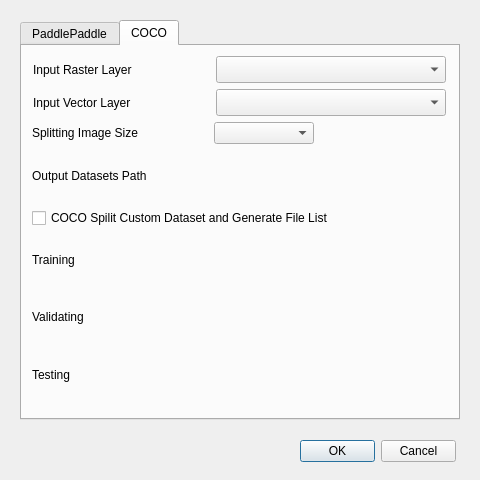
This is deep-learning-datasets-maker/split_rs_data_dialog_base.ui in deepbands/deep-learning-datasets-maker as Qt 5 draws it before an edit. The edited form follows.
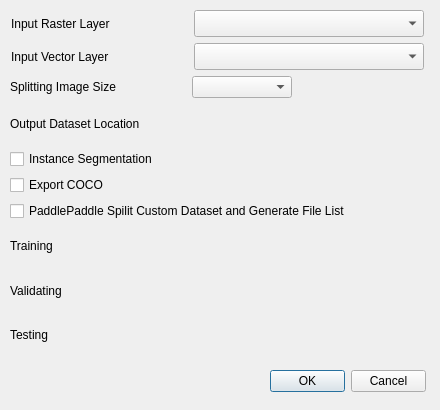
This is the edited form. The open tabs and pages were chosen to show the change. Custom widgets are drawn as their Qt base class.

The edit to the form file:
```diff
--- a/deep-learning-datasets-maker/split_rs_data_dialog_base.ui
+++ b/deep-learning-datasets-maker/split_rs_data_dialog_base.ui
@@ -6,8 +6,8 @@
    <rect>
     <x>0</x>
     <y>0</y>
-    <width>480</width>
-    <height>480</height>
+    <width>440</width>
+    <height>410</height>
    </rect>
   </property>
   <property name="sizePolicy">
@@ -18,35 +18,35 @@
   </property>
   <property name="minimumSize">
    <size>
-    <width>480</width>
-    <height>480</height>
+    <width>440</width>
+    <height>410</height>
    </size>
   </property>
   <property name="maximumSize">
    <size>
-    <width>480</width>
-    <height>480</height>
+    <width>440</width>
+    <height>410</height>
    </size>
   </property>
   <property name="windowTitle">
    <string>Deep Learning Datasets Maker</string>
   </property>
-  <widget class="QTabWidget" name="tabWidget">
+  <widget class="QDialogButtonBox" name="button_box">
    <property name="geometry">
     <rect>
-     <x>20</x>
-     <y>20</y>
-     <width>440</width>
-     <height>400</height>
+     <x>270</x>
+     <y>370</y>
+     <width>156</width>
+     <height>23</height>
     </rect>
    </property>
-   <property name="currentIndex">
-    <number>0</number>
+   <property name="orientation">
+    <enum>Qt::Horizontal</enum>
    </property>
-   <widget class="QWidget" name="tabPaddle">
-    <attribute name="title">
-     <string>PaddlePaddle</string>
-    </attribute>
+   <property name="standardButtons">
+    <set>QDialogButtonBox::Cancel|QDialogButtonBox::Ok</set>
+   </property>
+  </widget>
     <widget class="QWidget" name="layoutWidget">
      <property name="geometry">
       <rect>
@@ -208,36 +208,6 @@
         </item>
        </layout>
       </item>
-      <item>
-       <layout class="QHBoxLayout" name="horizontalLayout_4">
-        <item>
-         <widget class="QLabel" name="label_6">
-          <property name="minimumSize">
-           <size>
-            <width>176</width>
-            <height>0</height>
-           </size>
-          </property>
-          <property name="maximumSize">
-           <size>
-            <width>176</width>
-            <height>16777215</height>
-           </size>
-          </property>
-          <property name="text">
-           <string>Output Rasterized</string>
-          </property>
-         </widget>
-        </item>
-        <item>
-         <widget class="QgsFileWidget" name="mQfwRasterized">
-          <property name="storageMode">
-           <enum>QgsFileWidget::SaveFile</enum>
-          </property>
-         </widget>
-        </item>
-       </layout>
-      </item>
       <item>
        <layout class="QHBoxLayout" name="horizontalLayout_5">
         <item>
@@ -255,42 +225,12 @@
            </size>
           </property>
           <property name="text">
-           <string>Output Images Location</string>
+         <string>Output Dataset Location</string>
           </property>
          </widget>
         </item>
         <item>
-         <widget class="QgsFileWidget" name="mQfwImages">
-          <property name="storageMode">
-           <enum>QgsFileWidget::GetDirectory</enum>
-          </property>
-         </widget>
-        </item>
-       </layout>
-      </item>
-      <item>
-       <layout class="QHBoxLayout" name="horizontalLayout_6">
-        <item>
-         <widget class="QLabel" name="label_4">
-          <property name="minimumSize">
-           <size>
-            <width>176</width>
-            <height>0</height>
-           </size>
-          </property>
-          <property name="maximumSize">
-           <size>
-            <width>176</width>
-            <height>16777215</height>
-           </size>
-          </property>
-          <property name="text">
-           <string>Output Labels Location</string>
-          </property>
-         </widget>
-        </item>
-        <item>
-         <widget class="QgsFileWidget" name="mQfwLabels">
+       <widget class="QgsFileWidget" name="mQfwDataset">
           <property name="storageMode">
            <enum>QgsFileWidget::GetDirectory</enum>
           </property>
@@ -306,37 +246,14 @@
        </widget>
       </item>
       <item>
-       <layout class="QHBoxLayout" name="horizontalLayout_7">
-        <item>
-         <widget class="QLabel" name="label_7">
-          <property name="minimumSize">
-           <size>
-            <width>176</width>
-            <height>0</height>
-           </size>
-          </property>
-          <property name="maximumSize">
-           <size>
-            <width>176</width>
-            <height>16777215</height>
-           </size>
+     <widget class="QCheckBox" name="checkBoxCOCO">
+      <property name="enabled">
+       <bool>true</bool>
           </property>
           <property name="text">
-           <string>Output Instance Segmentation</string>
-          </property>
-         </widget>
-        </item>
-        <item>
-         <widget class="QgsFileWidget" name="mQfwLabels_InSeg">
-          <property name="acceptDrops">
-           <bool>false</bool>
-          </property>
-          <property name="storageMode">
-           <enum>QgsFileWidget::GetDirectory</enum>
-          </property>
-         </widget>
-        </item>
-       </layout>
+       <string>Export COCO</string>
+      </property>
+     </widget>
       </item>
       <item>
        <widget class="QCheckBox" name="checkBoxPaddle">
@@ -448,331 +365,6 @@
        </layout>
       </item>
      </layout>
-    </widget>
-   </widget>
-   <widget class="QWidget" name="tabCOCO">
-    <attribute name="title">
-     <string>COCO</string>
-    </attribute>
-    <widget class="QWidget" name="layoutWidget_2">
-     <property name="geometry">
-      <rect>
-       <x>10</x>
-       <y>10</y>
-       <width>416</width>
-       <height>344</height>
-      </rect>
-     </property>
-     <layout class="QVBoxLayout" name="verticalLayout_2">
-      <item>
-       <layout class="QHBoxLayout" name="horizontalLayout_19">
-        <item>
-         <widget class="QLabel" name="label_19">
-          <property name="minimumSize">
-           <size>
-            <width>176</width>
-            <height>0</height>
-           </size>
-          </property>
-          <property name="maximumSize">
-           <size>
-            <width>176</width>
-            <height>16777215</height>
-           </size>
-          </property>
-          <property name="text">
-           <string>Input Raster Layer</string>
-          </property>
-         </widget>
-        </item>
-        <item>
-         <widget class="QgsMapLayerComboBox" name="mMapLayerComboBoxR_2">
-          <property name="sizePolicy">
-           <sizepolicy hsizetype="Preferred" vsizetype="Fixed">
-            <horstretch>0</horstretch>
-            <verstretch>0</verstretch>
-           </sizepolicy>
-          </property>
-          <property name="minimumSize">
-           <size>
-            <width>230</width>
-            <height>27</height>
-           </size>
-          </property>
-          <property name="maximumSize">
-           <size>
-            <width>230</width>
-            <height>16777215</height>
-           </size>
-          </property>
-         </widget>
-        </item>
-       </layout>
-      </item>
-      <item>
-       <layout class="QHBoxLayout" name="horizontalLayout_20">
-        <item>
-         <widget class="QLabel" name="label_20">
-          <property name="minimumSize">
-           <size>
-            <width>176</width>
-            <height>0</height>
-           </size>
-          </property>
-          <property name="maximumSize">
-           <size>
-            <width>176</width>
-            <height>16777215</height>
-           </size>
-          </property>
-          <property name="text">
-           <string>Input Vector Layer</string>
-          </property>
-         </widget>
-        </item>
-        <item>
-         <widget class="QgsMapLayerComboBox" name="mMapLayerComboBoxV_2">
-          <property name="sizePolicy">
-           <sizepolicy hsizetype="Preferred" vsizetype="Fixed">
-            <horstretch>0</horstretch>
-            <verstretch>0</verstretch>
-           </sizepolicy>
-          </property>
-          <property name="minimumSize">
-           <size>
-            <width>230</width>
-            <height>27</height>
-           </size>
-          </property>
-          <property name="maximumSize">
-           <size>
-            <width>230</width>
-            <height>16777215</height>
-           </size>
-          </property>
-         </widget>
-        </item>
-       </layout>
-      </item>
-      <item>
-       <layout class="QHBoxLayout" name="horizontalLayout_21">
-        <item>
-         <widget class="QLabel" name="label_21">
-          <property name="minimumSize">
-           <size>
-            <width>176</width>
-            <height>16</height>
-           </size>
-          </property>
-          <property name="maximumSize">
-           <size>
-            <width>176</width>
-            <height>16</height>
-           </size>
-          </property>
-          <property name="text">
-           <string>Splitting Image Size</string>
-          </property>
-         </widget>
-        </item>
-        <item>
-         <widget class="QComboBox" name="comboBoxImgSize_3">
-          <property name="sizePolicy">
-           <sizepolicy hsizetype="Preferred" vsizetype="Fixed">
-            <horstretch>0</horstretch>
-            <verstretch>0</verstretch>
-           </sizepolicy>
-          </property>
-          <property name="minimumSize">
-           <size>
-            <width>100</width>
-            <height>22</height>
-           </size>
-          </property>
-          <property name="maximumSize">
-           <size>
-            <width>100</width>
-            <height>22</height>
-           </size>
-          </property>
-         </widget>
-        </item>
-        <item>
-         <spacer name="horizontalSpacer_3">
-          <property name="orientation">
-           <enum>Qt::Horizontal</enum>
-          </property>
-          <property name="sizeType">
-           <enum>QSizePolicy::Expanding</enum>
-          </property>
-          <property name="sizeHint" stdset="0">
-           <size>
-            <width>20</width>
-            <height>20</height>
-           </size>
-          </property>
-         </spacer>
-        </item>
-       </layout>
-      </item>
-      <item>
-       <layout class="QHBoxLayout" name="horizontalLayout_22">
-        <item>
-         <widget class="QLabel" name="label_22">
-          <property name="minimumSize">
-           <size>
-            <width>176</width>
-            <height>0</height>
-           </size>
-          </property>
-          <property name="maximumSize">
-           <size>
-            <width>176</width>
-            <height>16777215</height>
-           </size>
-          </property>
-          <property name="text">
-           <string>Output Datasets Path</string>
-          </property>
-         </widget>
-        </item>
-        <item>
-         <widget class="QgsFileWidget" name="mQfwCOCOout">
-          <property name="storageMode">
-           <enum>QgsFileWidget::SaveFile</enum>
-          </property>
-         </widget>
-        </item>
-       </layout>
-      </item>
-      <item>
-       <widget class="QCheckBox" name="checkBoxCOCO">
-        <property name="enabled">
-         <bool>true</bool>
-        </property>
-        <property name="text">
-         <string>COCO Spilit Custom Dataset and Generate File List</string>
-        </property>
-       </widget>
-      </item>
-      <item>
-       <layout class="QHBoxLayout" name="horizontalLayout_26">
-        <item>
-         <widget class="QLabel" name="label_26">
-          <property name="enabled">
-           <bool>true</bool>
-          </property>
-          <property name="minimumSize">
-           <size>
-            <width>176</width>
-            <height>0</height>
-           </size>
-          </property>
-          <property name="maximumSize">
-           <size>
-            <width>176</width>
-            <height>16777215</height>
-           </size>
-          </property>
-          <property name="text">
-           <string>Training</string>
-          </property>
-         </widget>
-        </item>
-        <item>
-         <widget class="QgsOpacityWidget" name="mOpacityWidget_Training_COCO">
-          <property name="enabled">
-           <bool>true</bool>
-          </property>
-          <property name="opacity">
-           <double>0.600000000000000</double>
-          </property>
-         </widget>
-        </item>
-       </layout>
-      </item>
-      <item>
-       <layout class="QHBoxLayout" name="horizontalLayout_27">
-        <item>
-         <widget class="QLabel" name="label_27">
-          <property name="minimumSize">
-           <size>
-            <width>176</width>
-            <height>0</height>
-           </size>
-          </property>
-          <property name="maximumSize">
-           <size>
-            <width>176</width>
-            <height>16777215</height>
-           </size>
-          </property>
-          <property name="text">
-           <string>Validating</string>
-          </property>
-         </widget>
-        </item>
-        <item>
-         <widget class="QgsOpacityWidget" name="mOpacityWidget_Validating_COCO">
-          <property name="opacity">
-           <double>0.200000000000000</double>
-          </property>
-         </widget>
-        </item>
-       </layout>
-      </item>
-      <item>
-       <layout class="QHBoxLayout" name="horizontalLayout_28">
-        <item>
-         <widget class="QLabel" name="label_28">
-          <property name="minimumSize">
-           <size>
-            <width>176</width>
-            <height>0</height>
-           </size>
-          </property>
-          <property name="maximumSize">
-           <size>
-            <width>176</width>
-            <height>16777215</height>
-           </size>
-          </property>
-          <property name="text">
-           <string>Testing</string>
-          </property>
-         </widget>
-        </item>
-        <item>
-         <widget class="QgsOpacityWidget" name="mOpacityWidget_Testing_COCO">
-          <property name="enabled">
-           <bool>false</bool>
-          </property>
-          <property name="opacity">
-           <double>0.200000000000000</double>
-          </property>
-         </widget>
-        </item>
-       </layout>
-      </item>
-     </layout>
-    </widget>
-   </widget>
-  </widget>
-  <widget class="QDialogButtonBox" name="button_box">
-   <property name="geometry">
-    <rect>
-     <x>300</x>
-     <y>440</y>
-     <width>156</width>
-     <height>23</height>
-    </rect>
-   </property>
-   <property name="orientation">
-    <enum>Qt::Horizontal</enum>
-   </property>
-   <property name="standardButtons">
-    <set>QDialogButtonBox::Cancel|QDialogButtonBox::Ok</set>
-   </property>
   </widget>
  </widget>
  <customwidgets>
```
Lines whose indentation alone changed are shown as unchanged.
